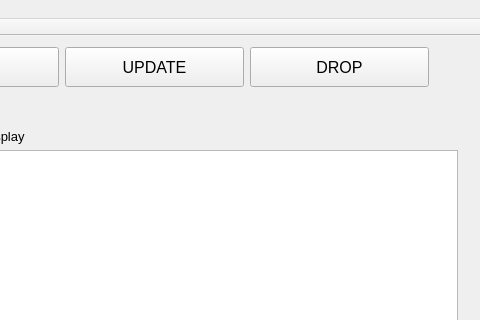
Qt form SQL Manager/src/SQLManagerGUI.ui (CBall02/Senior-Project) before a commit; both pictures show x 542 to 1022 and y 0 to 320 of the 1022 by 675 pixel window.
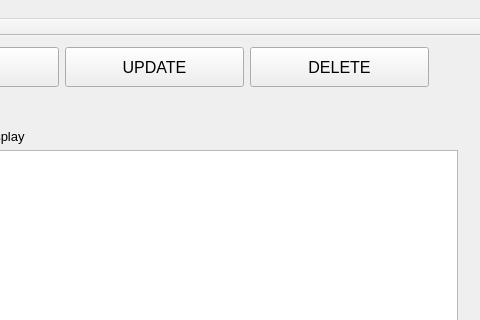
The same form after that commit.

Commit message: added update page class. added delete page class and started working on it.

The edit to the form file:
```diff
--- a/SQL Manager/src/SQLManagerGUI.ui
+++ b/SQL Manager/src/SQLManagerGUI.ui
@@ -195,7 +195,7 @@
          </font>
         </property>
         <property name="text">
-         <string>DROP</string>
+         <string>DELETE</string>
         </property>
        </widget>
       </item>
```
Left out of the diff: 2 changed lines with no effect on the pictures. The commit also changes 10 other files.
